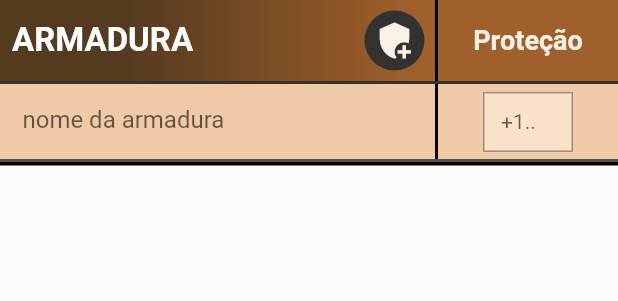
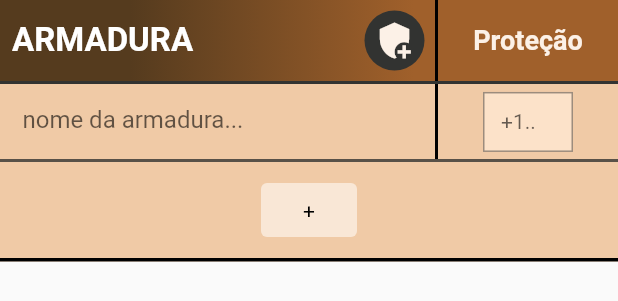
Before and after one commit to murilinhoPs/ficha_mutante_ano_zero, a Flutter app: the ArmorInventory widget shown alone on an empty page, opened directly, on a phone screen of 412 x 824 dp. Shown: the top 301 px of the screen. Run offline on Flutter 3.47's test engine with Material 2 defaults, Android fonts, the phone set to English and light mode, and no system bars; our stand-ins replace image_gallery_saver, pdf, permission_handler, printing, screenshot, shared_preferences; accounts and stored records are empty.

Commit message:
Adjust logic to save armors in shared preferences

```diff
--- a/lib/src/modules/first_page/components/equipments/armor/armor_inventory.dart
+++ b/lib/src/modules/first_page/components/equipments/armor/armor_inventory.dart
@@ -3,7 +3,10 @@ import 'package:ficha_mutante_ano_zero/src/global/services/local_storage/local_s
 import 'package:ficha_mutante_ano_zero/src/modules/first_page/components/equipments/armor/armor_item.dart';
 import 'package:ficha_mutante_ano_zero/src/modules/first_page/components/equipments/armor/armor_title.dart';
 import 'package:ficha_mutante_ano_zero/src/widgets/box_container.dart';
+import 'package:ficha_mutante_ano_zero/src/widgets/buttons/add_primary_button.dart';
 import 'package:flutter/material.dart';
+
+const _armorItemsKeyToSave = 'armorInventoryKey';
 
 class ArmorInventory extends StatefulWidget {
   @override
@@ -13,23 +16,36 @@ class ArmorInventory extends StatefulWidget {
 class _ArmorInventoryState extends State<ArmorInventory> {
   int armorItemsLength = 1;
 
-  late var armorContentList = List<ArmorItem>.generate(
-    armorItemsLength,
-    (index) => ArmorItem(keyToSave: '$index'),
-  );
+  void onLoadList() async {
+    final itemsPref = await LocalStorageWrapper.getItem(_armorItemsKeyToSave);
 
-  void onLoadList() async {
-    for (var item in armorContentList) {
-      final itemPref = await LocalStorageWrapper.getItem(item.keyToSave);
+    if (itemsPref != null) {
+      armorItemsLength = itemsPref;
+    }
+  }
 
-      if (itemPref != null) {
-        armorContentList.add(item);
-      }
-    }
+  void onCreateArmor() {
+    setState(() => armorItemsLength++);
+
+    LocalStorageWrapper.setItemInt(
+      _armorItemsKeyToSave,
+      armorItemsLength,
+    );
+  }
+
+  @override
+  void initState() {
+    onLoadList();
+    super.initState();
   }
 
   @override
   Widget build(BuildContext context) {
+    final armorItemsList = List<ArmorItem>.generate(
+      armorItemsLength,
+      (index) => ArmorItem(keyToSave: '$index'),
+    );
+
     return Material(
       color: AppColors.lightOrange,
       child: BoxContainer(
@@ -45,11 +61,15 @@ class _ArmorInventoryState extends State<ArmorInventory> {
               ),
               child: Column(
                 children: [
-                  ...armorContentList,
-                  // PrimaryButton(
-                  //   onClick: () {},
-                  //   content: Text('+'),
-                  // )
+                  ...armorItemsList,
+                  Padding(
+                    padding: const EdgeInsets.symmetric(
+                      vertical: 8.0,
+                    ),
+                    child: AddPrimaryButon(
+                      onClick: onCreateArmor,
+                    ),
+                  ),
                 ],
               ),
             )
--- a/lib/src/modules/first_page/components/equipments/armor/armor_item.dart
+++ b/lib/src/modules/first_page/components/equipments/armor/armor_item.dart
@@ -30,7 +30,7 @@ class ArmorItem extends StatelessWidget {
             padding: EdgeInsets.only(left: 15.0),
             alignment: Alignment.centerLeft,
             child: LargeInput(
-              hintText: 'nome da armadura',
+              hintText: 'nome da armadura...',
               width: 200.0,
               keySharedPrefs: 'armorName-$keyToSave',
               maxLines: 1,
```
